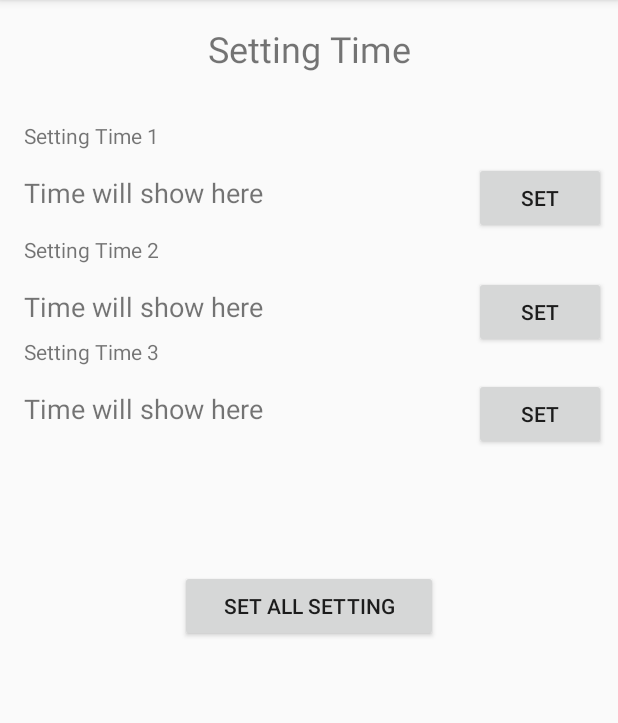
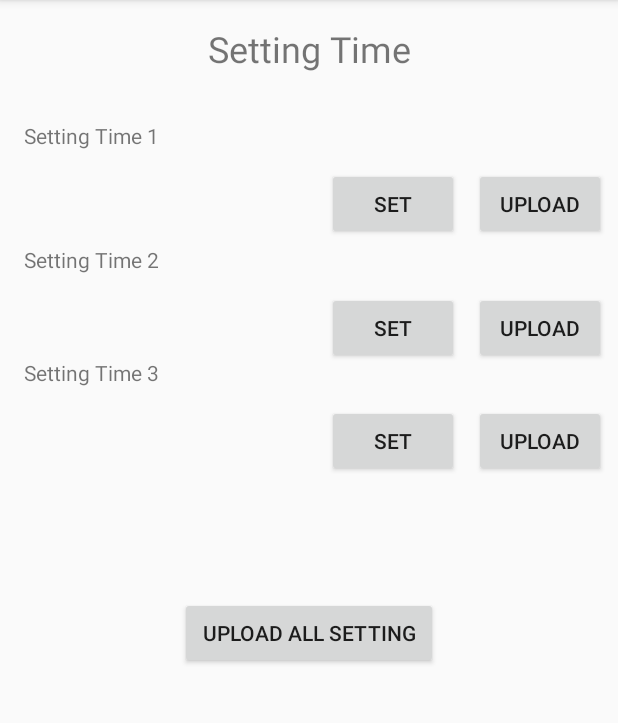
Before and after one commit to azharsaepudin/kucing, an Android app: the screen it shows after launch (MainActivity), on a phone screen of 412 x 824 dp, the part 84-807 px from its top. Run offline under Robolectric (Android 15) with nearby library versions, the phone set to English and light mode, and no system bars; libraries missing offline, so code that uses them is left out: org.eclipse.paho; 10 statements that could not run were skipped.

Commit message:
add upload button one by one setting

```diff
--- a/app/src/main/res/layout/activity_main.xml
+++ b/app/src/main/res/layout/activity_main.xml
@@ -28,7 +28,11 @@
         android:layout_marginStart="16dp"
         android:layout_marginLeft="16dp"
         android:layout_marginTop="8dp"
+        android:layout_marginEnd="8dp"
+        android:layout_marginRight="8dp"
         android:text="Setting Time 3"
+        app:layout_constraintEnd_toEndOf="parent"
+        app:layout_constraintHorizontal_bias="0.0"
         app:layout_constraintStart_toStartOf="parent"
         app:layout_constraintTop_toBottomOf="@+id/tvTimeResult2" />
 
@@ -41,7 +45,7 @@
         android:layout_marginTop="80dp"
         android:layout_marginEnd="8dp"
         android:layout_marginRight="8dp"
-        android:text="set all setting"
+        android:text="upload all setting"
         app:layout_constraintEnd_toEndOf="parent"
         app:layout_constraintStart_toStartOf="parent"
         app:layout_constraintTop_toBottomOf="@+id/btnPicker3" />
@@ -50,33 +54,33 @@
         android:id="@+id/btnPicker1"
         android:layout_width="wrap_content"
         android:layout_height="wrap_content"
-        android:layout_marginTop="8dp"
-        android:layout_marginEnd="8dp"
-        android:layout_marginRight="8dp"
+        android:layout_marginTop="12dp"
+        android:layout_marginEnd="10dp"
+        android:layout_marginRight="10dp"
         android:text="SET"
-        app:layout_constraintEnd_toEndOf="parent"
+        app:layout_constraintEnd_toStartOf="@+id/btnUpload1"
         app:layout_constraintTop_toBottomOf="@+id/textView3" />
 
     <Button
         android:id="@+id/btnPicker2"
         android:layout_width="wrap_content"
         android:layout_height="wrap_content"
-        android:layout_marginTop="8dp"
-        android:layout_marginEnd="8dp"
-        android:layout_marginRight="8dp"
+        android:layout_marginTop="12dp"
+        android:layout_marginEnd="10dp"
+        android:layout_marginRight="10dp"
         android:text="SET"
-        app:layout_constraintEnd_toEndOf="parent"
+        app:layout_constraintEnd_toStartOf="@+id/btnUpload2"
         app:layout_constraintTop_toBottomOf="@+id/textView5" />
 
     <Button
         android:id="@+id/btnPicker3"
         android:layout_width="wrap_content"
         android:layout_height="wrap_content"
-        android:layout_marginTop="8dp"
-        android:layout_marginEnd="8dp"
-        android:layout_marginRight="8dp"
+        android:layout_marginTop="12dp"
+        android:layout_marginEnd="10dp"
+        android:layout_marginRight="10dp"
         android:text="SET"
-        app:layout_constraintEnd_toEndOf="parent"
+        app:layout_constraintEnd_toStartOf="@+id/btnUpload3"
         app:layout_constraintTop_toBottomOf="@+id/textView7" />
 
     <TextView
@@ -111,14 +115,13 @@
 
     <TextView
         android:id="@+id/tvTimeResult1"
-        android:layout_width="wrap_content"
-        android:layout_height="wrap_content"
+        android:layout_width="161dp"
+        android:layout_height="31dp"
         android:layout_marginStart="16dp"
         android:layout_marginLeft="16dp"
         android:layout_marginTop="16dp"
         android:layout_marginEnd="8dp"
         android:layout_marginRight="8dp"
-        android:text="Time will show here"
         android:textSize="18sp"
         app:layout_constraintEnd_toStartOf="@+id/btnPicker1"
         app:layout_constraintHorizontal_bias="0.0"
@@ -127,14 +130,13 @@
 
     <TextView
         android:id="@+id/tvTimeResult2"
-        android:layout_width="wrap_content"
-        android:layout_height="wrap_content"
+        android:layout_width="161dp"
+        android:layout_height="32dp"
         android:layout_marginStart="16dp"
         android:layout_marginLeft="16dp"
         android:layout_marginTop="16dp"
         android:layout_marginEnd="8dp"
         android:layout_marginRight="8dp"
-        android:text="Time will show here"
         android:textSize="18sp"
         app:layout_constraintEnd_toStartOf="@+id/btnPicker2"
         app:layout_constraintHorizontal_bias="0.0"
@@ -143,19 +145,51 @@
 
     <TextView
         android:id="@+id/tvTimeResult3"
-        android:layout_width="wrap_content"
-        android:layout_height="wrap_content"
+        android:layout_width="158dp"
+        android:layout_height="33dp"
         android:layout_marginStart="16dp"
         android:layout_marginLeft="16dp"
         android:layout_marginTop="16dp"
         android:layout_marginEnd="8dp"
         android:layout_marginRight="8dp"
-        android:text="Time will show here"
         android:textSize="18sp"
         app:layout_constraintEnd_toStartOf="@+id/btnPicker3"
         app:layout_constraintHorizontal_bias="0.0"
         app:layout_constraintStart_toStartOf="parent"
         app:layout_constraintTop_toBottomOf="@+id/textView7" />
 
+    <Button
+        android:id="@+id/btnUpload1"
+        android:layout_width="wrap_content"
+        android:layout_height="wrap_content"
+        android:layout_marginTop="12dp"
+        android:layout_marginEnd="8dp"
+        android:layout_marginRight="8dp"
+        android:text="upload"
+        app:layout_constraintEnd_toEndOf="parent"
+        app:layout_constraintTop_toBottomOf="@+id/textView3" />
+
+    <Button
+        android:id="@+id/btnUpload2"
+        android:layout_width="wrap_content"
+        android:layout_height="wrap_content"
+        android:layout_marginTop="12dp"
+        android:layout_marginEnd="8dp"
+        android:layout_marginRight="8dp"
+        android:text="upload"
+        app:layout_constraintEnd_toEndOf="parent"
+        app:layout_constraintTop_toBottomOf="@+id/textView5" />
+
+    <Button
+        android:id="@+id/btnUpload3"
+        android:layout_width="wrap_content"
+        android:layout_height="wrap_content"
+        android:layout_marginTop="12dp"
+        android:layout_marginEnd="8dp"
+        android:layout_marginRight="8dp"
+        android:text="upload"
+        app:layout_constraintEnd_toEndOf="parent"
+        app:layout_constraintTop_toBottomOf="@+id/textView7" />
+
 
 </android.support.constraint.ConstraintLayout>
```
Also changed, not shown: app/src/main/java/com/studio/azhar/pakanotomatis/MainActivity.java (+66 -0 lines).
